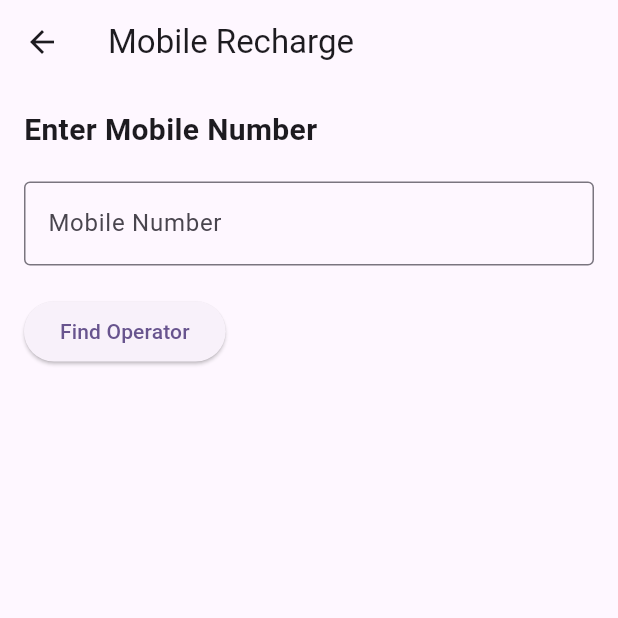
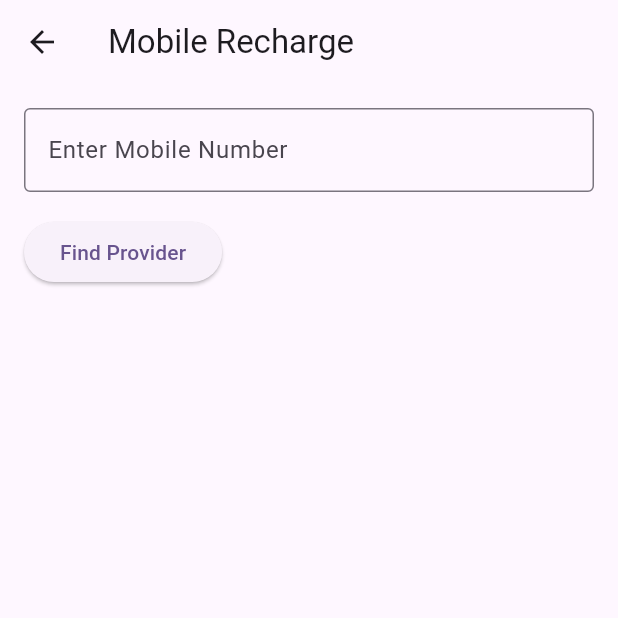
Before and after one commit to genxcreative-tech/megapay-new, a Flutter app: the HomeScreen screen opened directly, after a tap on "Mobile Recharge", on a phone screen of 412 x 824 dp, the top half of it. Run offline on Flutter 3.47's test engine with Material 3 defaults, Android fonts, the phone set to English and light mode, and no system bars; our stand-ins replace cloud_firestore, firebase_auth, firebase_core, get, webview_flutter; accounts and stored records are empty.

Commit message:
Second Day Commit

```diff
--- a/lib/screens/home_screen.dart
+++ b/lib/screens/home_screen.dart
@@ -10,6 +10,14 @@ class HomeScreen extends StatefulWidget {
 }
 
 class _HomeScreenState extends State<HomeScreen> {
+  int selectedIndex = 0;
+
+  onItemTap(int index) {
+    setState(() {
+      selectedIndex = index;
+    });
+  }
+
   @override
   Widget build(BuildContext context) {
     return Scaffold(
@@ -41,29 +49,107 @@ class _HomeScreenState extends State<HomeScreen> {
             },
           ),
           IconButton(
-            icon: const Icon(Icons.settings, color: Colors.white),
+            icon: const Icon(Icons.qr_code, color: Colors.white),
             onPressed: () {
-              // Action for settings
+              // Action for QR code scanner
             },
           ),
         ],
       ),
-      body: Padding(
-        padding: const EdgeInsets.all(16.0),
-        child: ListView(
+      body: ListView(
         children: <Widget>[
-            _buildServiceTile(context, 'Mobile Recharge', Icons.phone_android, Colors.orange, () => Get.to(MobileRechargeScreen())),
-            _buildServiceTile(context, 'TV Recharge', Icons.tv, Colors.blue, (){}),
-            _buildServiceTile(context, 'Internet Services', Icons.wifi, Colors.green, (){}),
-            _buildServiceTile(context, 'Gas Services', Icons.local_fire_department, Colors.red, (){}),
-            _buildServiceTile(context, 'Electricity Bill', Icons.lightbulb_outline, Colors.yellow.shade700, (){}),
+          // Balance Section styled like Paytm
+          Container(
+            height: Get.height / 8,
+            decoration: const BoxDecoration(
+              gradient: LinearGradient(
+                colors: [Colors.blue, Colors.purple],
+                begin: Alignment.topLeft,
+                end: Alignment.bottomRight,
+              ),
+            ),
+            child: Padding(
+              padding: const EdgeInsets.only(left: 15, top: 10),
+              child: Row(
+                children: [
+                  const Column(
+                    crossAxisAlignment: CrossAxisAlignment.start,
+                    children: [
+                      Text(
+                        "Wallet Balance",
+                        style: TextStyle(
+                          fontSize: 22,
+                          fontWeight: FontWeight.bold,
+                          color: Colors.white,
+                        ),
+                      ),
+                      SizedBox(height: 8),
+                      Text(
+                        "₹0.00", // You can replace this with dynamic value
+                        style: TextStyle(
+                          fontSize: 28,
+                          fontWeight: FontWeight.bold,
+                          color: Colors.white,
+                        ),
+                      ),
                     ],
                   ),
+                  const Spacer(),
+                  Padding(
+                    padding: const EdgeInsets.only(right: 15),
+                    child: Column(
+                      children: [
+                        IconButton(
+                          icon: const Icon(Icons.add, color: Colors.white, size: 30),
+                          onPressed: () {
+                            // Action for adding money to wallet
+                          },
+                        ),
+                        const Text(
+                          "Add Money",
+                          style: TextStyle(color: Colors.white),
+                        )
+                      ],
+                    ),
+                  ),
+                ],
+              ),
+            ),
+          ),
+          const SizedBox(height: 20),
+
+          // Services Section
+          GridView.count(
+            crossAxisCount: 3,
+            shrinkWrap: true,
+            physics: const NeverScrollableScrollPhysics(),
+            childAspectRatio: 1,
+            padding: const EdgeInsets.all(10),
+            children: [
+              _buildServiceTile(context, 'Mobile Recharge', Icons.phone_android, Colors.orange, () => Get.to(const MobileRechargeScreen())),
+              _buildServiceTile(context, 'TV Recharge', Icons.tv, Colors.blue, () {}),
+              _buildServiceTile(context, 'Internet Services', Icons.wifi, Colors.green, () {}),
+              _buildServiceTile(context, 'Gas Services', Icons.local_fire_department, Colors.red, () {}),
+              _buildServiceTile(context, 'Electricity Bill', Icons.lightbulb_outline, Colors.yellow.shade700, () {}),
+              _buildServiceTile(context, 'Flight Booking', Icons.flight, Colors.purple, () {}),
+            ],
+          ),
+        ],
+      ),
+      bottomNavigationBar: NavigationBar(
+        selectedIndex: selectedIndex,
+        onDestinationSelected: onItemTap,
+        destinations: const [
+          NavigationDestination(icon: Icon(Icons.home), label: "Home"),
+          NavigationDestination(icon: Icon(Icons.dashboard), label: "Dashboard"),
+          NavigationDestination(icon: Icon(Icons.history), label: "History"),
+          NavigationDestination(icon: Icon(Icons.person), label: "Profile"),
+        ],
       ),
     );
   }
 
-  // Helper method to build a ListTile styled service card
+  // Helper method to build a GridTile styled service card
   Widget _buildServiceTile(BuildContext context, String title, IconData icon, Color iconColor, void Function()? onTap) {
     return Padding(
       padding: const EdgeInsets.all(8.0),
@@ -75,21 +161,24 @@ class _HomeScreenState extends State<HomeScreen> {
         child: InkWell(
           onTap: onTap,
           borderRadius: BorderRadius.circular(15),
-          child: ListTile(
-            subtitle: Text("Tap to continue..."),
-            leading: CircleAvatar(
+          child: Column(
+            mainAxisAlignment: MainAxisAlignment.center,
+            children: [
+              CircleAvatar(
                 backgroundColor: iconColor,
-              radius: 25,
-              child: Icon(icon, color: Colors.white, size: 30),
+                radius: 30,
+                child: Icon(icon, color: Colors.white, size: 35),
               ),
-            title: Text(
+              const SizedBox(height: 8),
+              Text(
                 title,
                 style: const TextStyle(
-                fontSize: 18,
+                  fontSize: 12,
                   fontWeight: FontWeight.bold,
                 ),
+                textAlign: TextAlign.center,
               ),
-            trailing: const Icon(Icons.arrow_forward_ios, color: Colors.grey),
+            ],
           ),
         ),
       ),
--- a/lib/screens/mobile_recharge_screen.dart
+++ b/lib/screens/mobile_recharge_screen.dart
@@ -1,60 +1,52 @@
+import 'dart:convert';
 import 'package:flutter/material.dart';
-import 'package:get/get.dart';
 import 'package:http/http.dart' as http;
-import 'dart:convert';
-import 'web_view_Screen.dart'; // Import the WebView Screen you created
 
 class MobileRechargeScreen extends StatefulWidget {
+  const MobileRechargeScreen({super.key});
+
   @override
-  _MobileRechargeScreenState createState() => _MobileRechargeScreenState();
+  State<MobileRechargeScreen> createState() => _MobileRechargeScreenState();
 }
 
 class _MobileRechargeScreenState extends State<MobileRechargeScreen> {
   final TextEditingController _mobileController = TextEditingController();
+  List<String> _operators = [];
+  Map<String, String> _operatorMap = {};
+  String? _selectedOperator;
   bool _isLoading = false;
 
-  // Method to find operator and handle redirection
-  Future<void> _findOperator() async {
-    const String apiUrl = 'https://auth.scrizapay.in/api/plan/v1/find-operator';
-    const String apiToken = 'gOb9DS2Ee4auV6UzG9ImUk9QGTXvvzu0TXex';
-    final String mobileNumber = _mobileController.text;
-
+  Future<void> _findProvider() async {
     setState(() {
       _isLoading = true;
     });
 
-    try {
-      final response = await http.post(
-        Uri.parse(apiUrl),
-        body: {
-          'api_token': apiToken,
-          'mobile_number': mobileNumber,
-        },
-        headers: {
-          'Content-Type': 'application/x-www-form-urlencoded',
-        },
-      );
+    final response = await http.get(Uri.parse('https://api.RechargeExchange.com/API.asmx/OperatorList'));
 
-      if (response.statusCode == 200) {
-        // Handle success if the API returns operators (if applicable)
-        final data = jsonDecode(response.body);
-        // Assuming you are using 'operators' from the API response
-      } else if (response.statusCode == 302) {
-        // Handle redirection to a new URL
-        final redirectUrl = response.headers['location']; // Get the redirect URL
-        if (redirectUrl != null) {
-          // Navigate to the WebViewScreen with the redirect URL
-         Get.to(WebViewPage(url: redirectUrl));
-        }
-      } else {
-        print('Error: ${response.statusCode}');
+    if (response.statusCode == 200) {
+      final List<dynamic> jsonResponse = jsonDecode(response.body);
+      final List<String> operators = [];
+      final Map<String, String> operatorMap = {};
+
+      // Parse the JSON response
+      for (var item in jsonResponse) {
+        final operator = item['Operator'];
+        final opCode = item['OpCode'];
+        operators.add(operator);
+        operatorMap[operator] = opCode;
       }
-    } catch (e) {
-      print('Exception: $e');
-    } finally {
+
+      setState(() {
+        _operators = operators;
+        _operatorMap = operatorMap;
+        _isLoading = false;
+      });
+    } else {
+      // Handle errors
       setState(() {
         _isLoading = false;
       });
+      // You can show an error message or handle the error
     }
   }
 
@@ -62,40 +54,50 @@ class _MobileRechargeScreenState extends State<MobileRechargeScreen> {
   Widget build(BuildContext context) {
     return Scaffold(
       appBar: AppBar(
-        title: Text('Mobile Recharge'),
+        title: const Text('Mobile Recharge'),
       ),
       body: Padding(
         padding: const EdgeInsets.all(16.0),
         child: Column(
           crossAxisAlignment: CrossAxisAlignment.start,
-          children: <Widget>[
-            Text(
-              'Enter Mobile Number',
-              style: TextStyle(fontSize: 20, fontWeight: FontWeight.bold),
+          children: [
+            TextField(
+              controller: _mobileController,
+              decoration: const InputDecoration(
+                labelText: 'Enter Mobile Number',
+                border: OutlineInputBorder(),
+              ),
+              keyboardType: TextInputType.phone,
             ),
-            SizedBox(height: 20),
-            _buildMobileNumberField(),
-            SizedBox(height: 20),
-            _isLoading
-                ? Center(child: CircularProgressIndicator())
-                : ElevatedButton(
-                    onPressed: _findOperator,
-                    child: Text('Find Operator'),
-                  ),
+            const SizedBox(height: 16.0),
+            ElevatedButton(
+              onPressed: _findProvider,
+              child: const Text('Find Provider'),
+            ),
+            const SizedBox(height: 16.0),
+            if (_isLoading)
+              const CircularProgressIndicator()
+            else if (_operators.isNotEmpty)
+              DropdownButton<String>(
+                value: _selectedOperator,
+                hint: const Text('Select provider'),
+                onChanged: (String? newValue) {
+                  setState(() {
+                    _selectedOperator = newValue;
+                  });
+                },
+                items: _operators.map<DropdownMenuItem<String>>((String value) {
+                  return DropdownMenuItem<String>(
+                    value: value,
+                    child: Text(value),
+                  );
+                }).toList(),
+              )
+            else
+              const Text(''),
           ],
         ),
       ),
     );
   }
-
-  Widget _buildMobileNumberField() {
-    return TextField(
-      controller: _mobileController,
-      keyboardType: TextInputType.phone,
-      decoration: InputDecoration(
-        labelText: 'Mobile Number',
-        border: OutlineInputBorder(),
-      ),
-    );
-  }
 }
--- a/lib/screens/web_view_screen.dart
+++ b/lib/screens/web_view_screen.dart
@@ -4,7 +4,7 @@ import 'package:webview_flutter/webview_flutter.dart';
 class WebViewPage extends StatefulWidget {
   final String url; // The URL passed from the API response
 
-  WebViewPage({required this.url});
+  const WebViewPage({super.key, required this.url});
 
   @override
   _WebViewPageState createState() => _WebViewPageState();
@@ -42,12 +42,12 @@ class _WebViewPageState extends State<WebViewPage> {
   Widget build(BuildContext context) {
     return Scaffold(
       appBar: AppBar(
-        title: Text('Web View'),
+        title: const Text('Web View'),
       ),
       body: Stack(
         children: [
           WebViewWidget(controller: _controller),
-          if (isLoading) Center(child: CircularProgressIndicator()),
+          if (isLoading) const Center(child: CircularProgressIndicator()),
         ],
       ),
     );
--- a/pubspec.yaml
+++ b/pubspec.yaml
@@ -40,6 +40,9 @@ dependencies:
   flutter_spinkit: ^5.2.1
   url_launcher: ^6.3.0
   webview_flutter: ^4.9.0
+  firebase_core: ^3.4.1
+  firebase_auth: ^5.2.1
+  cloud_firestore: ^5.4.1
 
 dev_dependencies:
   flutter_test:
```
Also changed, not shown: lib/main.dart (+12 -3 lines), lib/screens/auth/login_screen.dart (added, +184 -0 lines), lib/screens/auth/register_screen.dart (added, +231 -0 lines), firebase.json (added), lib/controllers/login_controllers.dart (added), lib/firebase_options.dart (added), pubspec.lock, 6 other files. Lines whose indentation alone changed are shown as unchanged.
